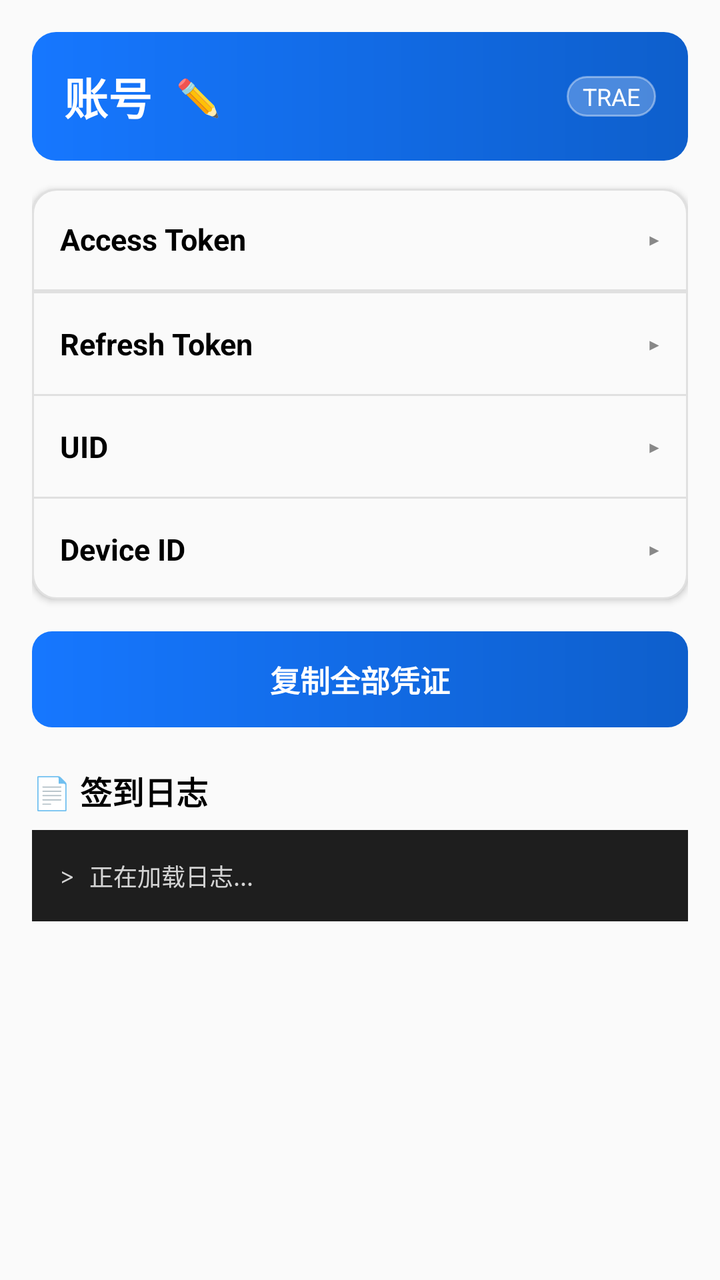
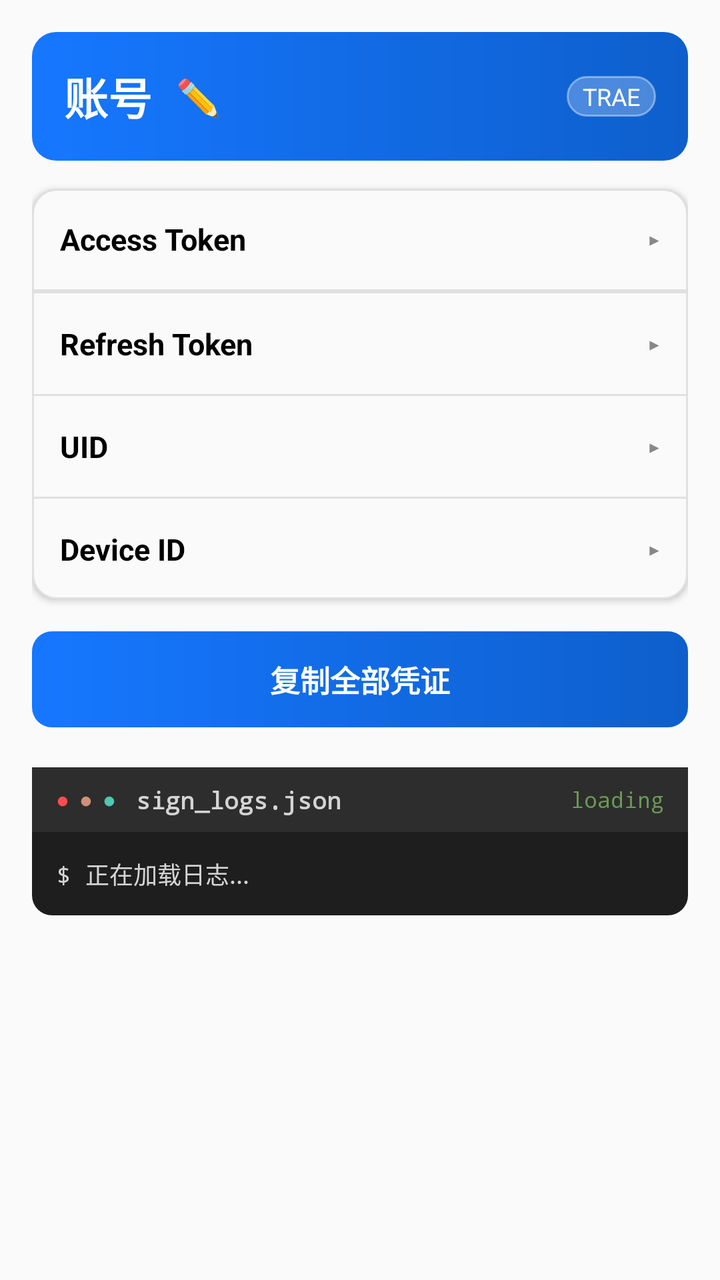

An Android layout rendered at two revisions. The XML below is the earlier revision; the diff shows what the commit changed to produce the second picture.
<!-- AndroidManifest.xml: application theme Theme.SignApp -->
<!-- res/layout/activity_account_detail.xml -->
<?xml version="1.0" encoding="utf-8"?>
<ScrollView xmlns:android="http://schemas.android.com/apk/res/android"
    android:layout_width="match_parent"
    android:layout_height="match_parent"
    android:background="@color/card_bg"
    android:fillViewport="true">

    <LinearLayout
        android:layout_width="match_parent"
        android:layout_height="wrap_content"
        android:orientation="vertical"
        android:padding="16dp">

        
        <LinearLayout
            android:layout_width="match_parent"
            android:layout_height="wrap_content"
            android:orientation="horizontal"
            android:gravity="center_vertical"
            android:background="@drawable/bg_header_gradient"
            android:padding="16dp"
            android:paddingBottom="18dp">

            <TextView
                android:id="@+id/tvDetailLabel"
                android:layout_width="wrap_content"
                android:layout_height="wrap_content"
                android:text="账号"
                android:textColor="@color/white"
                android:textSize="22sp"
                android:textStyle="bold" />

            
            <TextView
                android:id="@+id/btnRenameIcon"
                android:layout_width="wrap_content"
                android:layout_height="wrap_content"
                android:layout_marginStart="8dp"
                android:padding="4dp"
                android:background="?attr/selectableItemBackgroundBorderless"
                android:text="✏️"
                android:textColor="@color/white"
                android:textSize="18sp"
                android:contentDescription="重命名账号" />

            
            <View
                android:layout_width="0dp"
                android:layout_height="1dp"
                android:layout_weight="1" />

            <TextView
                android:layout_width="wrap_content"
                android:layout_height="wrap_content"
                android:background="@drawable/bg_badge"
                android:paddingLeft="8dp"
                android:paddingRight="8dp"
                android:paddingTop="2dp"
                android:paddingBottom="2dp"
                android:text="TRAE"
                android:textColor="@color/white"
                android:textSize="12sp" />
        </LinearLayout>

        
        <LinearLayout
            android:layout_width="match_parent"
            android:layout_height="wrap_content"
            android:orientation="vertical"
            android:layout_marginTop="14dp"
            android:background="@drawable/bg_card"
            android:elevation="2dp">

            
            <LinearLayout
                android:id="@+id/headerAccess"
                android:layout_width="match_parent"
                android:layout_height="wrap_content"
                android:orientation="horizontal"
                android:gravity="center_vertical"
                android:padding="14dp"
                android:clickable="true"
                android:focusable="true">

                <TextView
                    android:layout_width="0dp"
                    android:layout_height="wrap_content"
                    android:layout_weight="1"
                    android:text="Access Token"
                    android:textColor="@color/black"
                    android:textSize="15sp"
                    android:textStyle="bold" />

                <TextView
                    android:id="@+id/iconAccess"
                    android:layout_width="wrap_content"
                    android:layout_height="wrap_content"
                    android:text="▸"
                    android:textColor="@color/gray"
                    android:textSize="16sp" />
            </LinearLayout>

            <View
                android:layout_width="match_parent"
                android:layout_height="1dp"
                android:background="@color/divider" />
            <TextView
                android:id="@+id/tvAccessToken"
                android:layout_width="match_parent"
                android:layout_height="wrap_content"
                android:padding="14dp"
                android:background="@color/card_bg"
                android:fontFamily="monospace"
                android:gravity="center_vertical"
                android:textIsSelectable="true"
                android:textColor="@color/primary_dark"
                android:textSize="12sp"
                android:visibility="gone" />

            <View
                android:layout_width="match_parent"
                android:layout_height="1dp"
                android:background="@color/divider" />

            
            <LinearLayout
                android:id="@+id/headerRefresh"
                android:layout_width="match_parent"
                android:layout_height="wrap_content"
                android:orientation="horizontal"
                android:gravity="center_vertical"
                android:padding="14dp"
                android:clickable="true"
                android:focusable="true">

                <TextView
                    android:layout_width="0dp"
                    android:layout_height="wrap_content"
                    android:layout_weight="1"
                    android:text="Refresh Token"
                    android:textColor="@color/black"
                    android:textSize="15sp"
                    android:textStyle="bold" />

                <TextView
                    android:id="@+id/iconRefresh"
                    android:layout_width="wrap_content"
                    android:layout_height="wrap_content"
                    android:text="▸"
                    android:textColor="@color/gray"
                    android:textSize="16sp" />
            </LinearLayout>

            <TextView
                android:id="@+id/tvRefreshToken"
                android:layout_width="match_parent"
                android:layout_height="wrap_content"
                android:padding="14dp"
                android:background="@color/card_bg"
                android:fontFamily="monospace"
                android:gravity="center_vertical"
                android:textIsSelectable="true"
                android:textColor="@color/primary_dark"
                android:textSize="12sp"
                android:visibility="gone" />

            <View
                android:layout_width="match_parent"
                android:layout_height="1dp"
                android:background="@color/divider" />

            
            <LinearLayout
                android:id="@+id/headerUid"
                android:layout_width="match_parent"
                android:layout_height="wrap_content"
                android:orientation="horizontal"
                android:gravity="center_vertical"
                android:padding="14dp"
                android:clickable="true"
                android:focusable="true">

                <TextView
                    android:layout_width="0dp"
                    android:layout_height="wrap_content"
                    android:layout_weight="1"
                    android:text="UID"
                    android:textColor="@color/black"
                    android:textSize="15sp"
                    android:textStyle="bold" />

                <TextView
                    android:id="@+id/iconUid"
                    android:layout_width="wrap_content"
                    android:layout_height="wrap_content"
                    android:text="▸"
                    android:textColor="@color/gray"
                    android:textSize="16sp" />
            </LinearLayout>

            <TextView
                android:id="@+id/tvUid"
                android:layout_width="match_parent"
                android:layout_height="wrap_content"
                android:padding="14dp"
                android:background="@color/card_bg"
                android:fontFamily="monospace"
                android:gravity="center_vertical"
                android:textIsSelectable="true"
                android:textColor="@color/primary_dark"
                android:textSize="12sp"
                android:visibility="gone" />

            <View
                android:layout_width="match_parent"
                android:layout_height="1dp"
                android:background="@color/divider" />

            
            <LinearLayout
                android:id="@+id/headerDevice"
                android:layout_width="match_parent"
                android:layout_height="wrap_content"
                android:orientation="horizontal"
                android:gravity="center_vertical"
                android:padding="14dp"
                android:clickable="true"
                android:focusable="true">

                <TextView
                    android:layout_width="0dp"
                    android:layout_height="wrap_content"
                    android:layout_weight="1"
                    android:text="Device ID"
                    android:textColor="@color/black"
                    android:textSize="15sp"
                    android:textStyle="bold" />

                <TextView
                    android:id="@+id/iconDevice"
                    android:layout_width="wrap_content"
                    android:layout_height="wrap_content"
                    android:text="▸"
                    android:textColor="@color/gray"
                    android:textSize="16sp" />
            </LinearLayout>

            <TextView
                android:id="@+id/tvDeviceId"
                android:layout_width="match_parent"
                android:layout_height="wrap_content"
                android:padding="14dp"
                android:background="@color/card_bg"
                android:fontFamily="monospace"
                android:gravity="center_vertical"
                android:textIsSelectable="true"
                android:textColor="@color/primary_dark"
                android:textSize="12sp"
                android:visibility="gone" />
        </LinearLayout>

        
        <TextView
            android:id="@+id/btnCopyAll"
            android:layout_width="match_parent"
            android:layout_height="wrap_content"
            android:layout_marginTop="16dp"
            android:background="@drawable/bg_btn"
            android:gravity="center"
            android:padding="13dp"
            android:text="复制全部凭证"
            android:textColor="@color/white"
            android:textSize="15sp"
            android:textStyle="bold" />

        
        <TextView
            android:layout_width="match_parent"
            android:layout_height="wrap_content"
            android:layout_marginTop="20dp"
            android:text="📄 签到日志"
            android:textColor="@color/black"
            android:textSize="16sp"
            android:textStyle="bold" />

        <TextView
            android:id="@+id/tvLogs"
            android:layout_width="match_parent"
            android:layout_height="wrap_content"
            android:layout_marginTop="8dp"
            android:background="@color/terminal_bg"
            android:padding="14dp"
            android:text="> 正在加载日志..."
            android:textColor="@color/terminal_white"
            android:textSize="12sp"
            android:fontFamily="monospace"
            android:lineSpacingExtra="4dp" />
    </LinearLayout>
</ScrollView>
<!-- resources referenced by this layout -->
<resources>
  <color name="black">#000000</color>
  <color name="card_bg">#FAFAFA</color>
  <color name="divider">#E0E0E0</color>
  <color name="gray">#888888</color>
  <color name="primary_dark">#0E5FCC</color>
  <color name="terminal_bg">#1E1E1E</color>
  <color name="terminal_white">#D4D4D4</color>
  <color name="white">#FFFFFF</color>
  <!-- drawable bg_badge (drawable) -->
  <?xml version="1.0" encoding="utf-8"?>
  <shape xmlns:android="http://schemas.android.com/apk/res/android">
      <solid android:color="#40FFFFFF" />
      <corners android:radius="999dp" />
      <stroke android:width="1dp" android:color="#66FFFFFF" />
  </shape>
  <!-- drawable bg_btn (drawable) -->
  <?xml version="1.0" encoding="utf-8"?>
  <shape xmlns:android="http://schemas.android.com/apk/res/android">
      <gradient
          android:angle="0"
          android:startColor="#1677FF"
          android:endColor="#0E5FCC" />
      <corners android:radius="10dp" />
  </shape>
  <!-- drawable bg_card (drawable) -->
  <?xml version="1.0" encoding="utf-8"?>
  <shape xmlns:android="http://schemas.android.com/apk/res/android">
      <solid android:color="@color/card_bg" />
      <corners android:radius="12dp" />
      <stroke android:width="1dp" android:color="@color/divider" />
  </shape>
  <!-- drawable bg_header_gradient (drawable) -->
  <?xml version="1.0" encoding="utf-8"?>
  <shape xmlns:android="http://schemas.android.com/apk/res/android">
      <gradient
          android:angle="0"
          android:startColor="#1677FF"
          android:endColor="#0E5FCC" />
      <corners android:radius="12dp" />
  </shape>
  <style name="Theme.SignApp" parent="Theme.MaterialComponents.DayNight.NoActionBar">
          <item name="colorPrimary">@color/primary</item>
          <item name="colorPrimaryVariant">@color/primary_dark</item>
          <item name="colorOnPrimary">@color/white</item>
          <item name="android:statusBarColor">@color/primary</item>
          <item name="android:windowBackground">@color/white</item>
      </style>
  <color name="primary">#1677FF</color>
</resources>

<!-- the commit's change to res/layout/activity_account_detail.xml (unified diff, before → after) -->
@@ -274,26 +274,88 @@
             android:textStyle="bold" />
 
         
-        <TextView
+        
+        <LinearLayout
             android:layout_width="match_parent"
             android:layout_height="wrap_content"
             android:layout_marginTop="20dp"
-            android:text="📄 签到日志"
-            android:textColor="@color/black"
-            android:textSize="16sp"
-            android:textStyle="bold" />
-
-        <TextView
-            android:id="@+id/tvLogs"
-            android:layout_width="match_parent"
-            android:layout_height="wrap_content"
-            android:layout_marginTop="8dp"
-            android:background="@color/terminal_bg"
-            android:padding="14dp"
-            android:text="> 正在加载日志..."
-            android:textColor="@color/terminal_white"
-            android:textSize="12sp"
-            android:fontFamily="monospace"
-            android:lineSpacingExtra="4dp" />
+            android:orientation="vertical"
+            android:background="@drawable/bg_terminal_window">
+
+            
+            <LinearLayout
+                android:layout_width="match_parent"
+                android:layout_height="wrap_content"
+                android:orientation="horizontal"
+                android:gravity="center_vertical"
+                android:background="#2D2D2D"
+                android:paddingLeft="12dp"
+                android:paddingRight="12dp"
+                android:paddingTop="8dp"
+                android:paddingBottom="8dp">
+
+                <TextView
+                    android:layout_width="wrap_content"
+                    android:layout_height="wrap_content"
+                    android:text="●"
+                    android:textColor="@color/error_red"
+                    android:textSize="11sp" />
+
+                <TextView
+                    android:layout_width="wrap_content"
+                    android:layout_height="wrap_content"
+                    android:layout_marginStart="5dp"
+                    android:text="●"
+                    android:textColor="@color/terminal_orange"
+                    android:textSize="11sp" />
+
+                <TextView
+                    android:layout_width="wrap_content"
+                    android:layout_height="wrap_content"
+                    android:layout_marginStart="5dp"
+                    android:text="●"
+                    android:textColor="@color/terminal_green"
+                    android:textSize="11sp" />
+
+                <TextView
+                    android:layout_width="wrap_content"
+                    android:layout_height="wrap_content"
+                    android:layout_marginStart="10dp"
+                    android:text="sign_logs.json"
+                    android:textColor="#D4D4D4"
+                    android:textSize="12sp"
+                    android:fontFamily="monospace"
+                    android:textStyle="bold" />
+
+                <TextView
+                    android:id="@+id/tvLogsMode"
+                    android:layout_width="0dp"
+                    android:layout_height="wrap_content"
+                    android:layout_weight="1"
+                    android:gravity="end"
+                    android:text="loading"
+                    android:textColor="#6A9955"
+                    android:textSize="11sp"
+                    android:fontFamily="monospace" />
+            </LinearLayout>
+
+            
+            <ScrollView
+                android:layout_width="match_parent"
+                android:layout_height="wrap_content"
+                android:maxHeight="260dp">
+
+                <TextView
+                    android:id="@+id/tvLogs"
+                    android:layout_width="match_parent"
+                    android:layout_height="wrap_content"
+                    android:padding="12dp"
+                    android:text="$ 正在加载日志..."
+                    android:textColor="@color/terminal_white"
+                    android:textSize="12sp"
+                    android:fontFamily="monospace"
+                    android:lineSpacingExtra="4dp" />
+            </ScrollView>
+        </LinearLayout>
     </LinearLayout>
 </ScrollView>
<!-- resource entries referenced after the edit -->
@@ -3,9 +3,11 @@
   <color name="black">#000000</color>
   <color name="card_bg">#FAFAFA</color>
   <color name="divider">#E0E0E0</color>
+  <color name="error_red">#FF4D4F</color>
   <color name="gray">#888888</color>
   <color name="primary_dark">#0E5FCC</color>
-  <color name="terminal_bg">#1E1E1E</color>
+  <color name="terminal_green">#4EC9B0</color>
+  <color name="terminal_orange">#CE9178</color>
   <color name="terminal_white">#D4D4D4</color>
   <color name="white">#FFFFFF</color>
   <!-- drawable bg_badge (drawable) -->
@@ -40,6 +42,13 @@
           android:endColor="#0E5FCC" />
       <corners android:radius="12dp" />
   </shape>
+  <!-- drawable bg_terminal_window (drawable) -->
+  <?xml version="1.0" encoding="utf-8"?>
+  <shape xmlns:android="http://schemas.android.com/apk/res/android"
+      android:shape="rectangle">
+      <solid android:color="#1E1E1E" />
+      <corners android:radius="10dp" />
+  </shape>
   <style name="Theme.SignApp" parent="Theme.MaterialComponents.DayNight.NoActionBar">
           <item name="colorPrimary">@color/primary</item>
           <item name="colorPrimaryVariant">@color/primary_dark</item>
